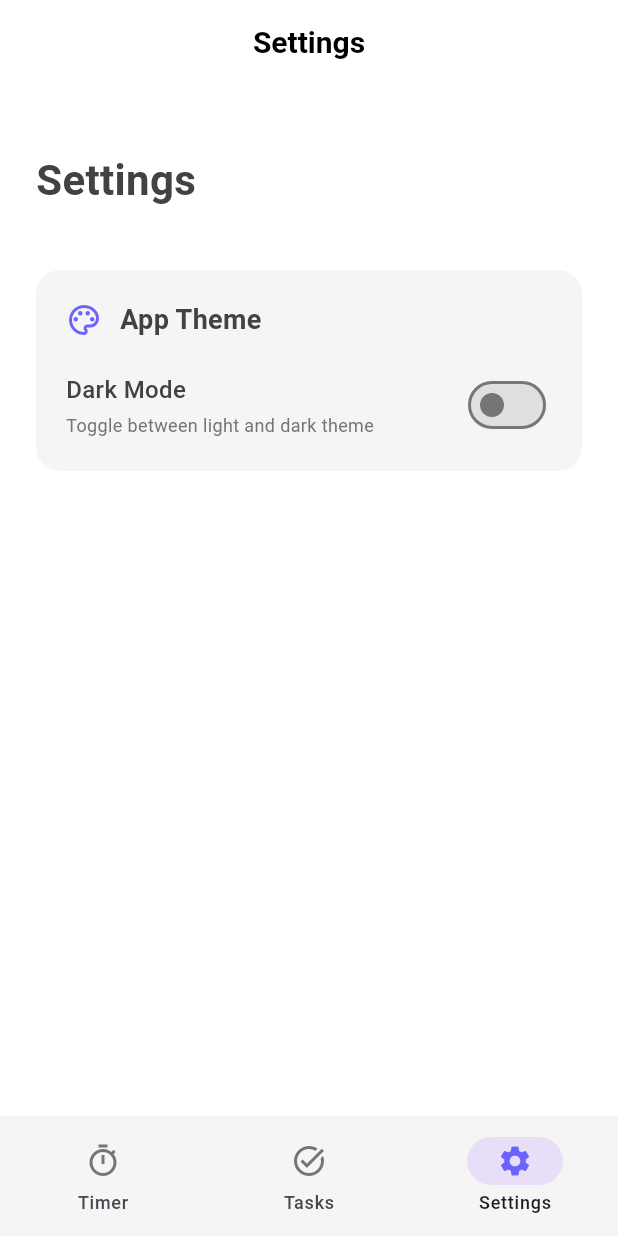
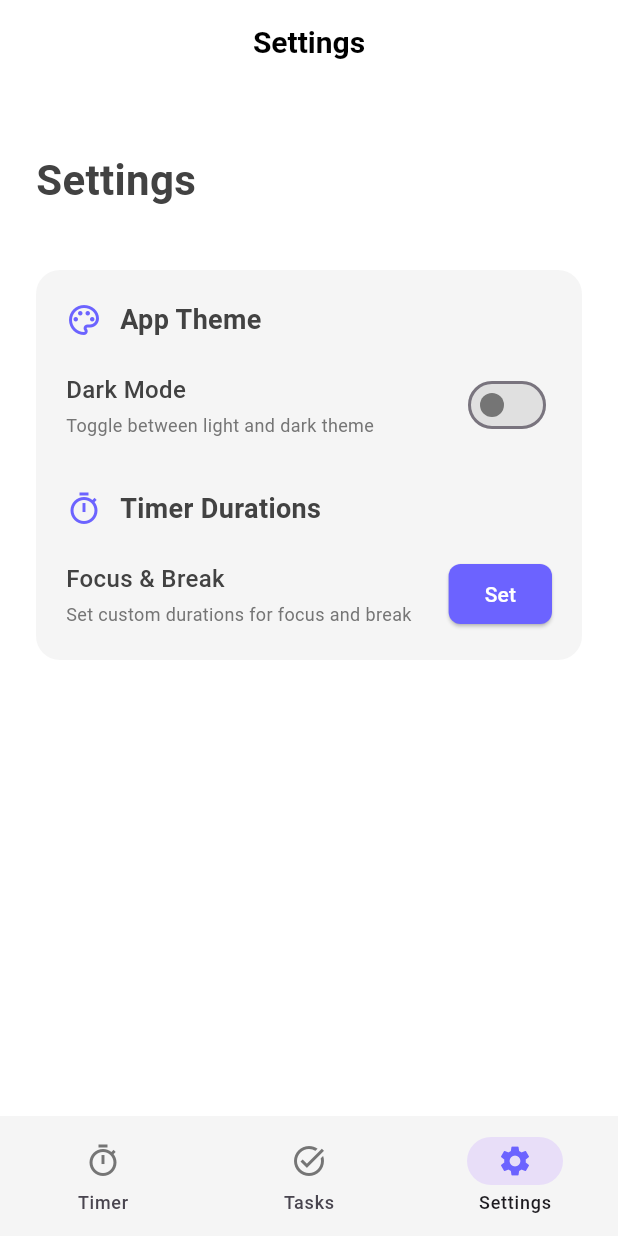
Before and after one commit to shahriaarrr/Tomodoro, a Flutter app: the screen it shows after launch, item 3 of the bottom bar chosen, on a phone screen of 412 x 824 dp. Run offline on Flutter 3.47's test engine with Material 3 defaults, Android fonts, the phone set to English and light mode, and no system bars; our stand-ins replace flutter_riverpod.

Commit message:
add timer setting

```diff
--- a/lib/pages/home.dart
+++ b/lib/pages/home.dart
@@ -14,8 +14,28 @@ class MyHomePage extends ConsumerStatefulWidget {
   ConsumerState<MyHomePage> createState() => _MyHomePageState();
 }
 
-class _MyHomePageState extends ConsumerState<MyHomePage> {
+class _MyHomePageState extends ConsumerState<MyHomePage>
+    with SingleTickerProviderStateMixin {
   int currentPageIndex = 0;
+  late AnimationController _progressController;
+
+  @override
+  void initState() {
+    super.initState();
+    _progressController = AnimationController(
+      vsync: this,
+      duration: const Duration(hours: 1),
+    )..addListener(() {
+      setState(() {});
+    });
+    _progressController.repeat();
+  }
+
+  @override
+  void dispose() {
+    _progressController.dispose();
+    super.dispose();
+  }
 
   @override
   Widget build(BuildContext context) {
@@ -27,9 +47,12 @@ class _MyHomePageState extends ConsumerState<MyHomePage> {
     final minutes = timerState.remaining.inMinutes.remainder(60);
     final seconds = timerState.remaining.inSeconds.remainder(60);
 
-    final progress =
-        timerState.remaining.inSeconds /
-        (timerState.phase == TomodoroPhase.focus ? 25 * 60 : 5 * 60);
+    final totalSeconds =
+        timerState.phase == TomodoroPhase.focus
+            ? timerController.focusMinutes * 60
+            : timerController.breakMinutes * 60;
+
+    final DateTime endTime = DateTime.now().add(timerState.remaining);
 
     final List<Widget> pages = [
       _buildTimerPage(
@@ -37,7 +60,8 @@ class _MyHomePageState extends ConsumerState<MyHomePage> {
         timerController,
         minutes,
         seconds,
-        progress,
+        totalSeconds,
+        endTime,
         isDarkMode,
       ),
       const TasksPage(),
@@ -93,7 +117,8 @@ class _MyHomePageState extends ConsumerState<MyHomePage> {
     timerController,
     int minutes,
     int seconds,
-    double progress,
+    int totalSeconds,
+    DateTime endTime,
     bool isDarkMode,
   ) {
     return SafeArea(
@@ -109,12 +134,26 @@ class _MyHomePageState extends ConsumerState<MyHomePage> {
               child: Stack(
                 alignment: Alignment.center,
                 children: [
-                  CustomPaint(
-                    size: const Size(200, 200),
-                    painter: _CirclePainter(
-                      progress: progress,
-                      isDarkMode: isDarkMode,
-                    ),
+                  AnimatedBuilder(
+                    animation: _progressController,
+                    builder: (context, child) {
+                      double progress = 0.0;
+                      if (totalSeconds > 0) {
+                        final now = DateTime.now();
+                        final remaining =
+                            endTime.difference(now).inMilliseconds / 1000.0;
+                        progress = remaining / totalSeconds;
+                        if (progress < 0) progress = 0;
+                        if (progress > 1) progress = 1;
+                      }
+                      return CustomPaint(
+                        size: const Size(200, 200),
+                        painter: _CirclePainter(
+                          progress: progress,
+                          isDarkMode: isDarkMode,
+                        ),
+                      );
+                    },
                   ),
                   Text(
                     '${minutes.toString().padLeft(2, '0')}:${seconds.toString().padLeft(2, '0')}',
--- a/lib/pages/settings.dart
+++ b/lib/pages/settings.dart
@@ -1,6 +1,8 @@
 import 'package:flutter/material.dart';
 import 'package:flutter_riverpod/flutter_riverpod.dart';
 import 'package:tomodoro/providers/theme_provider.dart';
+import 'package:tomodoro/providers/timer_provider.dart';
+import 'package:tomodoro/widgets/duration_picker_sheet.dart';
 
 class SettingsPage extends ConsumerWidget {
   const SettingsPage({super.key});
@@ -10,6 +12,7 @@ class SettingsPage extends ConsumerWidget {
     final currentTheme = ref.watch(themeProvider);
     final themeNotifier = ref.read(themeProvider.notifier);
     final isDarkMode = Theme.of(context).brightness == Brightness.dark;
+    final timerController = ref.read(TomodoroTimerProvider.notifier);
 
     return Scaffold(
       body: SafeArea(
@@ -108,6 +111,87 @@ class SettingsPage extends ConsumerWidget {
                         ),
                       ],
                     ),
+                    const SizedBox(height: 32),
+
+                    Row(
+                      children: [
+                        Icon(
+                          Icons.timer_outlined,
+                          color: const Color(0xFF6C63FF),
+                          size: 24,
+                        ),
+                        const SizedBox(width: 12),
+                        Text(
+                          'Timer Durations',
+                          style: TextStyle(
+                            fontSize: 18,
+                            fontWeight: FontWeight.w600,
+                            color: isDarkMode ? Colors.white : Colors.grey[800],
+                          ),
+                        ),
+                      ],
+                    ),
+                    const SizedBox(height: 20),
+                    Row(
+                      mainAxisAlignment: MainAxisAlignment.spaceBetween,
+                      children: [
+                        Expanded(
+                          child: Column(
+                            crossAxisAlignment: CrossAxisAlignment.start,
+                            children: [
+                              Text(
+                                'Focus & Break',
+                                style: TextStyle(
+                                  fontSize: 16,
+                                  fontWeight: FontWeight.w500,
+                                  color:
+                                      isDarkMode
+                                          ? Colors.white
+                                          : Colors.grey[800],
+                                ),
+                              ),
+                              const SizedBox(height: 4),
+                              Text(
+                                'Set custom durations for focus and break',
+                                style: TextStyle(
+                                  fontSize: 12,
+                                  color:
+                                      isDarkMode
+                                          ? Colors.grey[400]
+                                          : Colors.grey[600],
+                                ),
+                              ),
+                            ],
+                          ),
+                        ),
+                        ElevatedButton(
+                          onPressed: () async {
+                            await showModalBottomSheet(
+                              context: context,
+                              builder:
+                                  (context) => DurationPickerSheet(
+                                    initialFocus: timerController.focusMinutes,
+                                    initialBreak: timerController.breakMinutes,
+                                    onConfirm: (focus, breaks) {
+                                      timerController.setDurations(
+                                        focus: focus,
+                                        breaks: breaks,
+                                      );
+                                    },
+                                  ),
+                            );
+                          },
+                          style: ElevatedButton.styleFrom(
+                            backgroundColor: const Color(0xFF6C63FF),
+                            foregroundColor: Colors.white,
+                            shape: RoundedRectangleBorder(
+                              borderRadius: BorderRadius.circular(8),
+                            ),
+                          ),
+                          child: const Text('Set'),
+                        ),
+                      ],
+                    ),
                   ],
                 ),
               ),
--- a/pubspec.yaml
+++ b/pubspec.yaml
@@ -35,6 +35,7 @@ dependencies:
   # Use with the CupertinoIcons class for iOS style icons.
   cupertino_icons: ^1.0.8
   flutter_riverpod: ^2.6.1
+  numberpicker: ^2.1.2
 
 dev_dependencies:
   flutter_test:
```
Also changed, not shown: lib/providers/timer_provider.dart (+17 -2 lines), lib/widgets/duration_picker_sheet.dart (added, +172 -0 lines), pubspec.lock.
